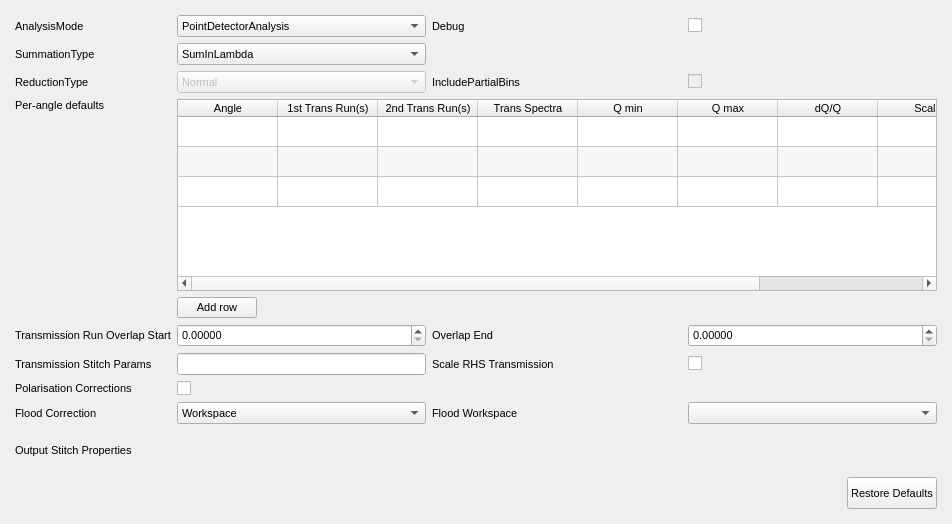
mantidproject/mantid, file qt/scientific_interfaces/ISISReflectometry/GUI/Experiment/ExperimentWidget.ui: the form before one commit.
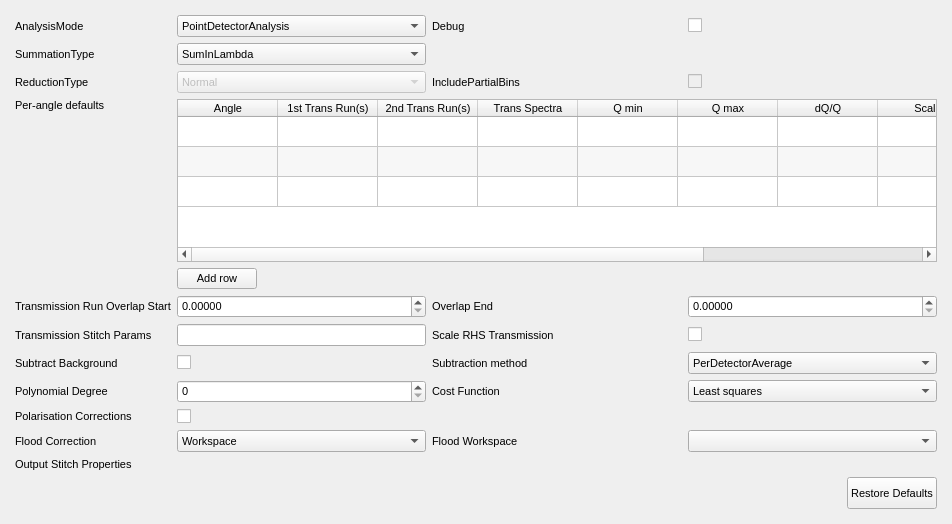
The form after the commit. Custom widgets are drawn as their Qt base class.

Commit message:
Expose background subtraction options in GUI
Expose the background subtraction options in ReflectometryISISLoadAndProcess in the ISIS Reflectometry interface. The background processing instructions need to be specified on a per-angle basis so these are added to the Per-Angle Defaults table. The other options can be specified as defaults for all runs so are added as their own widgets on the Experiment Settings tab.

Re #27826

What changed in the file:
```diff
--- a/qt/scientific_interfaces/ISISReflectometry/GUI/Experiment/ExperimentWidget.ui
+++ b/qt/scientific_interfaces/ISISReflectometry/GUI/Experiment/ExperimentWidget.ui
@@ -40,7 +40,7 @@
     <number>5</number>
    </property>
    <item>
-    <layout class="QGridLayout" name="expSettingsGrid" rowstretch="0,0,0,0,0,0,0,0,0,0,0,0,0,0,0" columnstretch="0,0,0,0">
+    <layout class="QGridLayout" name="expSettingsGrid" rowstretch="0,0,0,0,0,0,0,0,0,0,0,0,0,0,0,0,0" columnstretch="0,0,0,0">
      <property name="leftMargin">
       <number>10</number>
      </property>
@@ -53,287 +53,6 @@
      <property name="bottomMargin">
       <number>10</number>
      </property>
-     <item row="9" column="3">
-      <widget class="QCheckBox" name="transScaleRHSCheckBox">
-       <property name="minimumSize">
-        <size>
-         <width>50</width>
-         <height>0</height>
-        </size>
-       </property>
-       <property name="text">
-        <string/>
-       </property>
-      </widget>
-     </item>
-     <item row="13" column="0">
-      <widget class="QLabel" name="stitchLabel">
-       <property name="minimumSize">
-        <size>
-         <width>117</width>
-         <height>0</height>
-        </size>
-       </property>
-       <property name="text">
-        <string>Output Stitch Properties</string>
-       </property>
-      </widget>
-     </item>
-     <item row="1" column="2">
-      <widget class="QLabel" name="debugLabel">
-       <property name="minimumSize">
-        <size>
-         <width>117</width>
-         <height>0</height>
-        </size>
-       </property>
-       <property name="text">
-        <string>Debug</string>
-       </property>
-      </widget>
-     </item>
-     <item row="2" column="0">
-      <widget class="QLabel" name="summationTypeLabel">
-       <property name="minimumSize">
-        <size>
-         <width>117</width>
-         <height>0</height>
-        </size>
-       </property>
-       <property name="text">
-        <string>SummationType</string>
-       </property>
-      </widget>
-     </item>
-     <item row="14" column="3">
-      <widget class="QPushButton" name="getExpDefaultsButton">
-       <property name="sizePolicy">
-        <sizepolicy hsizetype="Fixed" vsizetype="Fixed">
-         <horstretch>0</horstretch>
-         <verstretch>0</verstretch>
-        </sizepolicy>
-       </property>
-       <property name="minimumSize">
-        <size>
-         <width>71</width>
-         <height>32</height>
-        </size>
-       </property>
-       <property name="layoutDirection">
-        <enum>Qt::RightToLeft</enum>
-       </property>
-       <property name="text">
-        <string>Restore Defaults</string>
-       </property>
-       <property name="fixedWidth" stdset="0">
-        <number>70</number>
-       </property>
-       <property name="fixedHeight" stdset="0">
-        <number>100</number>
-       </property>
-       <layout class="QHBoxLayout" name="getExpDefaultsButtonLayout"/>
-      </widget>
-     </item>
-     <item row="10" column="1">
-      <widget class="QCheckBox" name="polCorrCheckBox">
-       <property name="text">
-        <string/>
-       </property>
-      </widget>
-     </item>
-     <item row="8" column="1">
-      <widget class="QDoubleSpinBox" name="startOverlapEdit">
-       <property name="decimals">
-        <number>5</number>
-       </property>
-       <property name="maximum">
-        <double>100000.000000000000000</double>
-       </property>
-      </widget>
-     </item>
-     <item row="11" column="3">
-      <widget class="MantidQt::MantidWidgets::WorkspaceSelector" name="floodWorkspaceWsSelector">
-       <property name="sizePolicy">
-        <sizepolicy hsizetype="MinimumExpanding" vsizetype="Fixed">
-         <horstretch>0</horstretch>
-         <verstretch>0</verstretch>
-        </sizepolicy>
-       </property>
-       <property name="minimumSize">
-        <size>
-         <width>50</width>
-         <height>0</height>
-        </size>
-       </property>
-      </widget>
-     </item>
-     <item row="11" column="0">
-      <widget class="QLabel" name="floodCorLabel">
-       <property name="minimumSize">
-        <size>
-         <width>117</width>
-         <height>0</height>
-        </size>
-       </property>
-       <property name="text">
-        <string>Flood Correction</string>
-       </property>
-      </widget>
-     </item>
-     <item row="1" column="1">
-      <widget class="QComboBox" name="analysisModeComboBox">
-       <property name="sizePolicy">
-        <sizepolicy hsizetype="Minimum" vsizetype="Fixed">
-         <horstretch>0</horstretch>
-         <verstretch>0</verstretch>
-        </sizepolicy>
-       </property>
-       <item>
-        <property name="text">
-         <string>PointDetectorAnalysis</string>
-        </property>
-       </item>
-       <item>
-        <property name="text">
-         <string>MultiDetectorAnalysis</string>
-        </property>
-       </item>
-      </widget>
-     </item>
-     <item row="8" column="3">
-      <widget class="QDoubleSpinBox" name="endOverlapEdit">
-       <property name="minimumSize">
-        <size>
-         <width>50</width>
-         <height>0</height>
-        </size>
-       </property>
-       <property name="decimals">
-        <number>5</number>
-       </property>
-      </widget>
-     </item>
-     <item row="8" column="0">
-      <widget class="QLabel" name="startOverlapLabel">
-       <property name="minimumSize">
-        <size>
-         <width>117</width>
-         <height>0</height>
-        </size>
-       </property>
-       <property name="text">
-        <string>Transmission Run Overlap Start</string>
-       </property>
-      </widget>
-     </item>
-     <item row="11" column="2">
-      <widget class="QLabel" name="floodWorkspaceWsSelectorLabel">
-       <property name="sizePolicy">
-        <sizepolicy hsizetype="MinimumExpanding" vsizetype="Preferred">
-         <horstretch>0</horstretch>
-         <verstretch>0</verstretch>
-        </sizepolicy>
-       </property>
-       <property name="minimumSize">
-        <size>
-         <width>117</width>
-         <height>0</height>
-        </size>
-       </property>
-       <property name="text">
-        <string>Flood Workspace</string>
-       </property>
-      </widget>
-     </item>
-     <item row="7" column="1">
-      <widget class="QPushButton" name="addPerAngleOptionsButton">
-       <property name="sizePolicy">
-        <sizepolicy hsizetype="Fixed" vsizetype="Fixed">
-         <horstretch>0</horstretch>
-         <verstretch>0</verstretch>
-        </sizepolicy>
-       </property>
-       <property name="toolTip">
-        <string>Add another row to the per-angle options table</string>
-       </property>
-       <property name="whatsThis">
-        <string>Adds another row to the per-angle options table so that additional angles can be added</string>
-       </property>
-       <property name="text">
-        <string>Add row</string>
-       </property>
-      </widget>
-     </item>
-     <item row="10" column="0">
-      <widget class="QLabel" name="polCorrLabel">
-       <property name="minimumSize">
-        <size>
-         <width>117</width>
-         <height>0</height>
-        </size>
-       </property>
-       <property name="text">
-        <string>Polarisation Corrections</string>
-       </property>
-      </widget>
-     </item>
-     <item row="3" column="1">
-      <widget class="QComboBox" name="reductionTypeComboBox">
-       <property name="enabled">
-        <bool>false</bool>
-       </property>
-       <property name="sizePolicy">
-        <sizepolicy hsizetype="Minimum" vsizetype="Fixed">
-         <horstretch>0</horstretch>
-         <verstretch>0</verstretch>
-        </sizepolicy>
-       </property>
-       <item>
-        <property name="text">
-         <string>Normal</string>
-        </property>
-       </item>
-       <item>
-        <property name="text">
-         <string>DivergentBeam</string>
-        </property>
-       </item>
-       <item>
-        <property name="text">
-         <string>NonFlatSample</string>
-        </property>
-       </item>
-      </widget>
-     </item>
-     <item row="3" column="3">
-      <widget class="QCheckBox" name="includePartialBinsCheckBox">
-       <property name="enabled">
-        <bool>false</bool>
-       </property>
-       <property name="minimumSize">
-        <size>
-         <width>50</width>
-         <height>0</height>
-        </size>
-       </property>
-       <property name="text">
-        <string/>
-       </property>
-      </widget>
-     </item>
-     <item row="1" column="0">
-      <widget class="QLabel" name="analysisModeLabel">
-       <property name="minimumSize">
-        <size>
-         <width>117</width>
-         <height>0</height>
-        </size>
-       </property>
-       <property name="text">
-        <string>AnalysisMode</string>
-       </property>
-      </widget>
-     </item>
      <item row="2" column="1">
       <widget class="QComboBox" name="summationTypeComboBox">
        <property name="sizePolicy">
@@ -354,16 +73,16 @@
        </item>
       </widget>
      </item>
-     <item row="8" column="2">
-      <widget class="QLabel" name="endOverlapLabel">
+     <item row="9" column="3">
+      <widget class="QCheckBox" name="transScaleRHSCheckBox">
        <property name="minimumSize">
         <size>
-         <width>117</width>
+         <width>50</width>
          <height>0</height>
         </size>
        </property>
        <property name="text">
-        <string>Overlap End</string>
+        <string/>
        </property>
       </widget>
      </item>
@@ -380,63 +99,8 @@
        </property>
       </widget>
      </item>
-     <item row="4" column="0">
-      <widget class="QLabel" name="perAngleTableLabel">
-       <property name="minimumSize">
-        <size>
-         <width>117</width>
-         <height>0</height>
-        </size>
-       </property>
-       <property name="text">
-        <string>Per-angle defaults</string>
-       </property>
-       <property name="alignment">
-        <set>Qt::AlignLeading|Qt::AlignLeft|Qt::AlignTop</set>
-       </property>
-      </widget>
-     </item>
-     <item row="11" column="1">
-      <widget class="QComboBox" name="floodCorComboBox">
-       <property name="sizePolicy">
-        <sizepolicy hsizetype="MinimumExpanding" vsizetype="Fixed">
-         <horstretch>0</horstretch>
-         <verstretch>0</verstretch>
-        </sizepolicy>
-       </property>
-       <item>
-        <property name="text">
-         <string>Workspace</string>
-        </property>
-       </item>
-       <item>
-        <property name="text">
-         <string>ParameterFile</string>
-        </property>
-       </item>
-      </widget>
-     </item>
-     <item row="3" column="0">
-      <widget class="QLabel" name="reductionTypeLabel">
-       <property name="minimumSize">
-        <size>
-         <width>117</width>
-         <height>0</height>
-        </size>
-       </property>
-       <property name="text">
-        <string>ReductionType</string>
-       </property>
-      </widget>
-     </item>
-     <item row="1" column="3">
-      <widget class="QCheckBox" name="debugCheckBox">
-       <property name="minimumSize">
-        <size>
-         <width>50</width>
-         <height>0</height>
-        </size>
-       </property>
+     <item row="12" column="1">
+      <widget class="QCheckBox" name="polCorrCheckBox">
        <property name="text">
         <string/>
        </property>
@@ -472,7 +136,7 @@
         <number>3</number>
        </property>
        <property name="columnCount">
-        <number>9</number>
+        <number>10</number>
        </property>
        <attribute name="horizontalHeaderVisible">
         <bool>true</bool>
@@ -546,13 +210,18 @@
        </column>
        <column>
         <property name="text">
-         <string>Run Spectra</string>
+         <string>ROI</string>
         </property>
        </column>
+       <column>
+        <property name="text">
+         <string>Background</string>
+        </property>
+       </column>
       </widget>
      </item>
-     <item row="9" column="2">
-      <widget class="QLabel" name="transmissionScaleRHSLabel">
+     <item row="8" column="2">
+      <widget class="QLabel" name="endOverlapLabel">
        <property name="minimumSize">
         <size>
          <width>117</width>
@@ -560,7 +229,123 @@
         </size>
        </property>
        <property name="text">
-        <string>Scale RHS Transmission</string>
+        <string>Overlap End</string>
+       </property>
+      </widget>
+     </item>
+     <item row="1" column="3">
+      <widget class="QCheckBox" name="debugCheckBox">
+       <property name="minimumSize">
+        <size>
+         <width>50</width>
+         <height>0</height>
+        </size>
+       </property>
+       <property name="text">
+        <string/>
+       </property>
+      </widget>
+     </item>
+     <item row="12" column="0">
+      <widget class="QLabel" name="polCorrLabel">
+       <property name="minimumSize">
+        <size>
+         <width>117</width>
+         <height>0</height>
+        </size>
+       </property>
+       <property name="text">
+        <string>Polarisation Corrections</string>
+       </property>
+      </widget>
+     </item>
+     <item row="8" column="1">
+      <widget class="QDoubleSpinBox" name="startOverlapEdit">
+       <property name="decimals">
+        <number>5</number>
+       </property>
+       <property name="maximum">
+        <double>100000.000000000000000</double>
+       </property>
+      </widget>
+     </item>
+     <item row="3" column="0">
+      <widget class="QLabel" name="reductionTypeLabel">
+       <property name="minimumSize">
+        <size>
+         <width>117</width>
+         <height>0</height>
+        </size>
+       </property>
+       <property name="text">
+        <string>ReductionType</string>
+       </property>
+      </widget>
+     </item>
+     <item row="13" column="0">
+      <widget class="QLabel" name="floodCorLabel">
+       <property name="minimumSize">
+        <size>
+         <width>117</width>
+         <height>0</height>
+        </size>
+       </property>
+       <property name="text">
+        <string>Flood Correction</string>
+       </property>
+      </widget>
+     </item>
+     <item row="13" column="3">
+      <widget class="MantidQt::MantidWidgets::WorkspaceSelector" name="floodWorkspaceWsSelector">
+       <property name="sizePolicy">
+        <sizepolicy hsizetype="MinimumExpanding" vsizetype="Fixed">
+         <horstretch>0</horstretch>
+         <verstretch>0</verstretch>
+        </sizepolicy>
+       </property>
+       <property name="minimumSize">
+        <size>
+         <width>50</width>
+         <height>0</height>
+        </size>
+       </property>
+      </widget>
+     </item>
+     <item row="13" column="2">
+      <widget class="QLabel" name="floodWorkspaceWsSelectorLabel">
+       <property name="sizePolicy">
+        <sizepolicy hsizetype="MinimumExpanding" vsizetype="Preferred">
+         <horstretch>0</horstretch>
+         <verstretch>0</verstretch>
+        </sizepolicy>
+       </property>
+       <property name="minimumSize">
+        <size>
+         <width>117</width>
+         <height>0</height>
+        </size>
+       </property>
+       <property name="text">
+        <string>Flood Workspace</string>
+       </property>
+      </widget>
+     </item>
+     <item row="7" column="1">
+      <widget class="QPushButton" name="addPerAngleOptionsButton">
+       <property name="sizePolicy">
+        <sizepolicy hsizetype="Fixed" vsizetype="Fixed">
+         <horstretch>0</horstretch>
+         <verstretch>0</verstretch>
+        </sizepolicy>
+       </property>
+       <property name="toolTip">
+        <string>Add another row to the per-angle options table</string>
+       </property>
+       <property name="whatsThis">
+        <string>Adds another row to the per-angle options table so that additional angles can be added</string>
+       </property>
+       <property name="text">
+        <string>Add row</string>
        </property>
       </widget>
      </item>
@@ -577,6 +362,180 @@
        </property>
       </widget>
      </item>
+     <item row="1" column="0">
+      <widget class="QLabel" name="analysisModeLabel">
+       <property name="minimumSize">
+        <size>
+         <width>117</width>
+         <height>0</height>
+        </size>
+       </property>
+       <property name="text">
+        <string>AnalysisMode</string>
+       </property>
+      </widget>
+     </item>
+     <item row="1" column="1">
+      <widget class="QComboBox" name="analysisModeComboBox">
+       <property name="sizePolicy">
+        <sizepolicy hsizetype="Minimum" vsizetype="Fixed">
+         <horstretch>0</horstretch>
+         <verstretch>0</verstretch>
+        </sizepolicy>
+       </property>
+       <item>
+        <property name="text">
+         <string>PointDetectorAnalysis</string>
+        </property>
+       </item>
+       <item>
+        <property name="text">
+         <string>MultiDetectorAnalysis</string>
+        </property>
+       </item>
+      </widget>
+     </item>
+     <item row="1" column="2">
+      <widget class="QLabel" name="debugLabel">
+       <property name="minimumSize">
+        <size>
+         <width>117</width>
+         <height>0</height>
+        </size>
+       </property>
+       <property name="text">
+        <string>Debug</string>
+       </property>
+      </widget>
+     </item>
+     <item row="4" column="0">
+      <widget class="QLabel" name="perAngleTableLabel">
+       <property name="minimumSize">
+        <size>
+         <width>117</width>
+         <height>0</height>
+        </size>
+       </property>
+       <property name="text">
+        <string>Per-angle defaults</string>
+       </property>
+       <property name="alignment">
+        <set>Qt::AlignLeading|Qt::AlignLeft|Qt::AlignTop</set>
+       </property>
+      </widget>
+     </item>
+     <item row="3" column="1">
+      <widget class="QComboBox" name="reductionTypeComboBox">
+       <property name="enabled">
+        <bool>false</bool>
+       </property>
+       <property name="sizePolicy">
+        <sizepolicy hsizetype="Minimum" vsizetype="Fixed">
+         <horstretch>0</horstretch>
+         <verstretch>0</verstretch>
+        </sizepolicy>
+       </property>
+       <item>
+        <property name="text">
+         <string>Normal</string>
+        </property>
+       </item>
+       <item>
+        <property name="text">
+         <string>DivergentBeam</string>
+        </property>
+       </item>
+       <item>
+        <property name="text">
+         <string>NonFlatSample</string>
+        </property>
+       </item>
+      </widget>
+     </item>
+     <item row="16" column="3">
+      <widget class="QPushButton" name="getExpDefaultsButton">
+       <property name="sizePolicy">
+        <sizepolicy hsizetype="Fixed" vsizetype="Fixed">
+         <horstretch>0</horstretch>
+         <verstretch>0</verstretch>
+        </sizepolicy>
+       </property>
+       <property name="minimumSize">
+        <size>
+         <width>71</width>
+         <height>32</height>
+        </size>
+       </property>
+       <property name="layoutDirection">
+        <enum>Qt::RightToLeft</enum>
+       </property>
+       <property name="text">
+        <string>Restore Defaults</string>
+       </property>
+       <property name="fixedWidth" stdset="0">
+        <number>70</number>
+       </property>
+       <property name="fixedHeight" stdset="0">
+        <number>100</number>
+       </property>
+       <layout class="QHBoxLayout" name="getExpDefaultsButtonLayout"/>
+      </widget>
+     </item>
+     <item row="8" column="0">
+      <widget class="QLabel" name="startOverlapLabel">
+       <property name="minimumSize">
+        <size>
+         <width>117</width>
+         <height>0</height>
+        </size>
+       </property>
+       <property name="text">
+        <string>Transmission Run Overlap Start</string>
+       </property>
+      </widget>
+     </item>
+     <item row="3" column="3">
+      <widget class="QCheckBox" name="includePartialBinsCheckBox">
+       <property name="enabled">
+        <bool>false</bool>
+       </property>
+       <property name="minimumSize">
+        <size>
+         <width>50</width>
+         <height>0</height>
+        </size>
+       </property>
+       <property name="text">
+        <string/>
+       </property>
+      </widget>
+     </item>
+     <item row="2" column="0">
+      <widget class="QLabel" name="summationTypeLabel">
+       <property name="minimumSize">
+        <size>
+         <width>117</width>
+         <height>0</height>
+        </size>
+       </property>
+       <property name="text">
+        <string>SummationType</string>
+       </property>
+      </widget>
+     </item>
+     <item row="9" column="2">
+      <widget class="QLabel" name="transmissionScaleRHSLabel">
+       <property name="minimumSize">
+        <size>
+         <width>117</width>
+         <height>0</height>
+        </size>
+       </property>
+       <property name="text">
+        <string>Scale RHS Transmission</string>
+       </property>
+      </widget>
+     </item>
      <item row="9" column="1">
       <widget class="QLineEdit" name="transStitchParamsEdit">
        <property name="sizePolicy">
@@ -587,6 +546,123 @@
        </property>
       </widget>
      </item>
+     <item row="13" column="1">
+      <widget class="QComboBox" name="floodCorComboBox">
+       <property name="sizePolicy">
+        <sizepolicy hsizetype="MinimumExpanding" vsizetype="Fixed">
+         <horstretch>0</horstretch>
+         <verstretch>0</verstretch>
+        </sizepolicy>
+       </property>
+       <item>
+        <property name="text">
+         <string>Workspace</string>
+        </property>
+       </item>
+       <item>
+        <property name="text">
+         <string>ParameterFile</string>
+        </property>
+       </item>
+      </widget>
+     </item>
+     <item row="8" column="3">
+      <widget class="QDoubleSpinBox" name="endOverlapEdit">
+       <property name="minimumSize">
+        <size>
+         <width>50</width>
+         <height>0</height>
+        </size>
+       </property>
+       <property name="decimals">
+        <number>5</number>
+       </property>
+      </widget>
+     </item>
+     <item row="15" column="0">
+      <widget class="QLabel" name="stitchLabel">
+       <property name="minimumSize">
+        <size>
+         <width>117</width>
+         <height>0</height>
+        </size>
+       </property>
+       <property name="text">
+        <string>Output Stitch Properties</string>
+       </property>
+      </widget>
+     </item>
+     <item row="10" column="1">
+      <widget class="QCheckBox" name="subtractBackgroundCheckBox">
+       <property name="text">
+        <string/>
+       </property>
+      </widget>
+     </item>
+     <item row="10" column="0">
+      <widget class="QLabel" name="subtractBackgroundLabel">
+       <property name="text">
+        <string>Subtract Background</string>
+       </property>
+      </widget>
+     </item>
+     <item row="10" column="3">
+      <widget class="QComboBox" name="backgroundMethodComboBox">
+       <item>
+        <property name="text">
+         <string>PerDetectorAverage</string>
+        </property>
+       </item>
+       <item>
+        <property name="text">
+         <string>Polynomial</string>
+        </property>
+       </item>
+       <item>
+        <property name="text">
+         <string>AveragePixelFit</string>
+        </property>
+       </item>
+      </widget>
+     </item>
+     <item row="10" column="2">
+      <widget class="QLabel" name="backgroundMethodLabel">
+       <property name="text">
+        <string>Subtraction method</string>
+       </property>
+      </widget>
+     </item>
+     <item row="11" column="1">
+      <widget class="QSpinBox" name="polynomialDegreeSpinBox"/>
+     </item>
+     <item row="11" column="0">
+      <widget class="QLabel" name="polynomialDegreeLabel">
+       <property name="text">
+        <string>Polynomial Degree</string>
+       </property>
+      </widget>
+     </item>
+     <item row="11" column="2">
+      <widget class="QLabel" name="costFunctionLabel">
+       <property name="text">
+        <string>Cost Function</string>
+       </property>
+      </widget>
+     </item>
+     <item row="11" column="3">
+      <widget class="QComboBox" name="costFunctionComboBox">
+       <item>
+        <property name="text">
+         <string>Least squares</string>
+        </property>
+       </item>
+       <item>
+        <property name="text">
+         <string>Unweighted least squares</string>
+        </property>
+       </item>
+      </widget>
+     </item>
     </layout>
    </item>
   </layout>
```
The commit also changes 29 other files.
